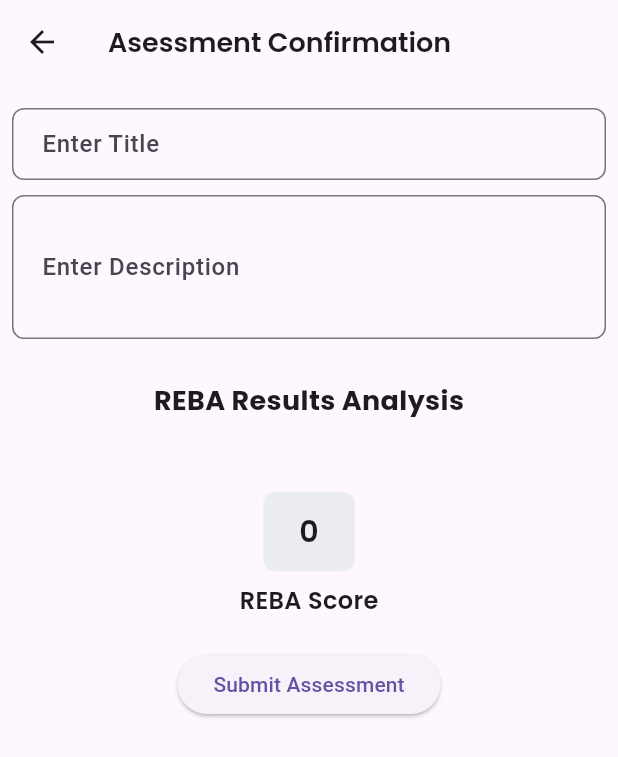
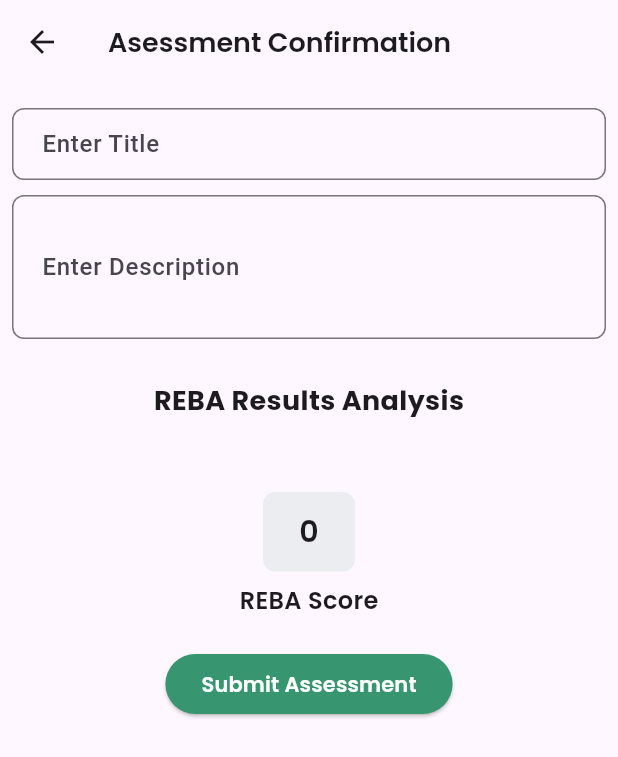
Before and after one commit to donyfajarr/rebain, a Flutter app: the RebaReportScreen screen opened directly with empty values, on a phone screen of 412 x 824 dp. Shown: the top 757 px of the screen. Run offline on Flutter 3.47's test engine with Material 3 defaults, Android fonts, the light colour scheme and no system bars; our stand-ins replace cloud_firestore, device_info_plus, firebase_auth, firebase_core, flutter_dotenv, google_sign_in and 2 more; missing offline and left inert: tflite_flutter, tflite_flutter_helper; accounts and stored records are empty.

Commit message:
fix confirmation UI

```diff
--- a/lib/report.dart
+++ b/lib/report.dart
@@ -103,6 +103,7 @@ class _RebaReportScreenState extends State<RebaReportScreen> {
   late int rebaScoreB;
   late int rebaScoreC;
 
+
   final Map<String, String> bodyPartToSegment = {
     "neckScore": "Neck",
     "trunkScore": "Trunk",
@@ -110,7 +111,7 @@ class _RebaReportScreenState extends State<RebaReportScreen> {
     "forceLoad": "Force Load Score",
     "upperArmScore": "Upper Arm",
     "lowerArmScore": "Lower Arm",
-    "armSupported": "Arm Supported",
+    "armSupport": "Arm Supported",
     "wristScore": "Wrist",
     "coupling": "Coupling Score",
     "activityScore": "Activity Score",
@@ -146,6 +147,7 @@ class _RebaReportScreenState extends State<RebaReportScreen> {
     rebaScoreB = rebaScores['rebaScoreB']!;
     rebaScoreC = rebaScores['rebaScoreC']!;
     overallScore = rebaScores['totalReba']!;
+
   }
 
  void _submitAssessment() async {
@@ -311,7 +313,7 @@ class _RebaReportScreenState extends State<RebaReportScreen> {
           ...widget.bodyPartScores.entries.map((entry) {
             String bodyPartKey = entry.key;
             int score = entry.value;
-            if (bodyPartKey == "staticPosture" || bodyPartKey == "repeatedAction") return SizedBox();
+            if (bodyPartKey == "staticPosture" || bodyPartKey == "repeatedAction" || bodyPartKey == "armSupport") return SizedBox();
 
             // Get display name, fallback to original key if not found
             String bodyPart = displayBodyPartNames[bodyPartKey] ?? bodyPartKey;
@@ -410,10 +412,18 @@ Center(
               SizedBox(height: 20),
               Center(
                 child: ElevatedButton(
+                  style: ElevatedButton.styleFrom(
+                backgroundColor: Color.fromRGBO(55, 149, 112, 1),
+                shape: RoundedRectangleBorder(
+                  borderRadius: BorderRadius.circular(20),
+                ),
+                // padding: EdgeInsets.symmetric(horizontal: 32, vertical: 12),
+              ),
                   onPressed: _submitAssessment,
-                  child: Text("Submit Assessment"),
+                  child: Text("Submit Assessment", style: TextStyle(fontSize: 14, fontWeight: FontWeight.w600, color: Colors.white, fontFamily: 'Poppins')),
                 ),
               ),
+              SizedBox(height: 20),
             ],
           ),
         ),
```
Also changed, not shown: lib/main.dart (+104 -54 lines).
